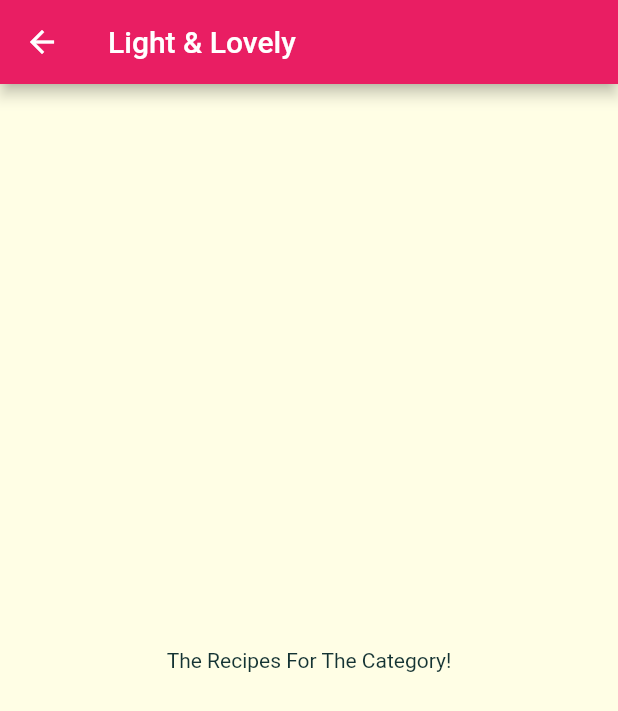
After one commit to sakakidai/flutter_meals, a Flutter app: the screen it shows after launch, after a tap on "Light & Lovely", on a phone screen of 412 x 824 dp. The commit adds this screen. Shown: the top 711 px of the screen. Run offline on Flutter 3.47's test engine with Material 2 defaults, Android fonts, the phone set to English and light mode, and no system bars; Roboto replaces fonts that are missing (Raleway).

Commit message:
Add named routes to navigation

```diff
--- a/lib/categories_screen.dart
+++ b/lib/categories_screen.dart
@@ -16,6 +16,7 @@ class CategoriesScreen extends StatelessWidget {
         children: dummyCategories
             .map(
               (catData) => CategoryItem(
+                catData.id,
                 catData.title,
                 catData.color,
               ),
--- a/lib/category_item.dart
+++ b/lib/category_item.dart
@@ -1,14 +1,27 @@
 import 'package:flutter/material.dart';
+import './category_meals_screen.dart';
 
 class CategoryItem extends StatelessWidget {
+  final String id;
   final String title;
   final Color color;
 
-  const CategoryItem(this.title, this.color, {Key? key}) : super(key: key);
+  const CategoryItem(this.id, this.title, this.color, {Key? key}) : super(key: key);
+
+  void selectCategory(BuildContext ctx) {
+    Navigator.of(ctx).pushNamed(
+      '/category-meals',
+      arguments: {'id': id, 'title': title},
+    );
+  }
 
   @override
   Widget build(BuildContext context) {
-    return Container(
+    return InkWell(
+      onTap: () => selectCategory(context),
+      splashColor: Theme.of(context).primaryColor,
+      borderRadius: BorderRadius.circular(15),
+      child: Container(
         padding: const EdgeInsets.all(15),
         child: Text(
           title,
@@ -25,6 +38,7 @@ class CategoryItem extends StatelessWidget {
           ),
           borderRadius: BorderRadius.circular(15),
         ),
+      ),
     );
   }
 }
--- /dev/null
+++ b/lib/category_meals_screen.dart
@@ -0,0 +1,21 @@
+import 'package:flutter/material.dart';
+
+class CategoryMealsScreen extends StatelessWidget {
+  const CategoryMealsScreen({Key? key}) : super(key: key);
+
+  @override
+  Widget build(BuildContext context) {
+    final routeArgs = ModalRoute.of(context)?.settings.arguments as Map<String, String>;
+    final categoryTitle = routeArgs['title'];
+    final categoryId = routeArgs['id'];
+
+    return Scaffold(
+      appBar: AppBar(
+        title: Text(categoryTitle!),
+      ),
+      body: const Center(
+        child: Text('The Recipes For The Category!'),
+      ),
+    );
+  }
+}
--- a/lib/main.dart
+++ b/lib/main.dart
@@ -1,4 +1,5 @@
 import 'package:flutter/material.dart';
+import './category_meals_screen.dart';
 import './categories_screen.dart';
 
 void main() {
@@ -32,6 +33,7 @@ class MyApp extends StatelessWidget {
         colorScheme: ColorScheme.fromSwatch(primarySwatch: Colors.pink).copyWith(secondary: Colors.amber),
       ),
       home: const CategoriesScreen(),
+      routes: {'/category-meals': (ctx) => const CategoryMealsScreen()},
     );
   }
 }
```
Lines whose indentation alone changed are shown as unchanged.
